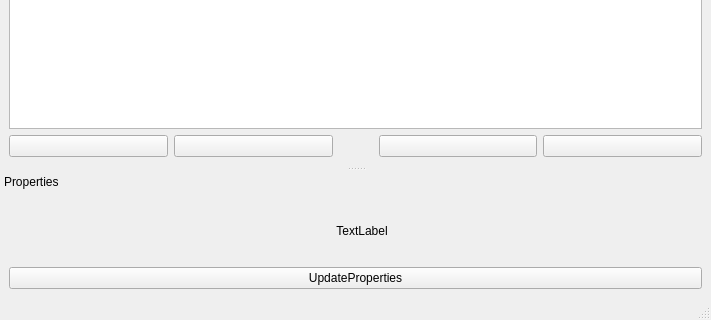
Before: the Qt Designer form ProjetNorvege/mainwindow.ui in Antoinephi/Project-Norway, drawn with Qt 5; both pictures show x 0 to 711 and y 284 to 604 of the 711 by 604 pixel window.
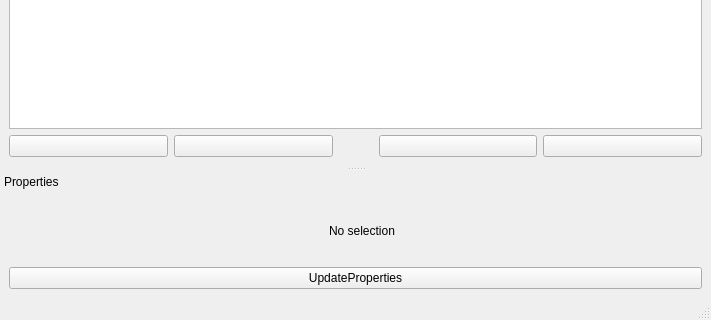
After: the same form once the commit is applied. Icons and pictures are not drawn.

Patch:
```diff
--- a/ProjetNorvege/mainwindow.ui
+++ b/ProjetNorvege/mainwindow.ui
@@ -312,7 +312,7 @@
          </property>
          <property name="sizeHint" stdset="0">
           <size>
-           <width>40</width>
+           <width>0</width>
            <height>20</height>
           </size>
          </property>
@@ -331,7 +331,7 @@
           <enum>Qt::LeftToRight</enum>
          </property>
          <property name="text">
-          <string>TextLabel</string>
+          <string>No selection</string>
          </property>
          <property name="alignment">
           <set>Qt::AlignCenter</set>
@@ -345,7 +345,7 @@
          </property>
          <property name="sizeHint" stdset="0">
           <size>
-           <width>40</width>
+           <width>0</width>
            <height>20</height>
           </size>
          </property>
```
